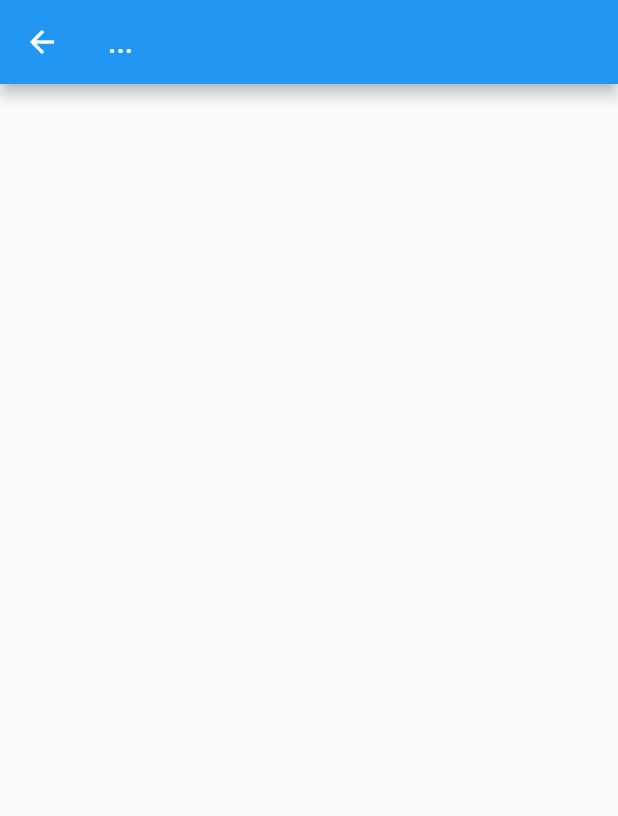
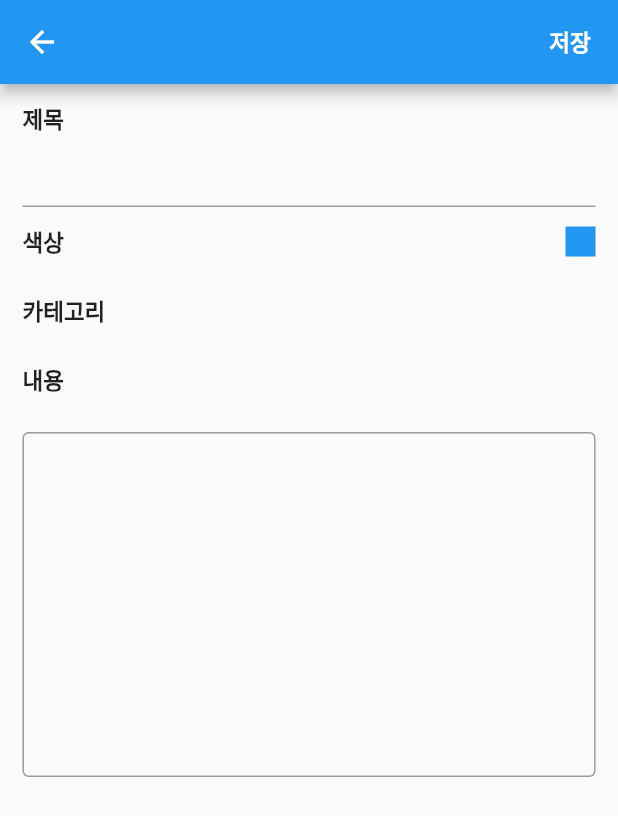
Before and after one commit to SerangMind/flutter_todo, a Flutter app: the screen it shows after launch, after a tap on the "add" icon, on a phone screen of 412 x 824 dp. Shown: the top 816 px of the screen. Run offline on Flutter 3.47's test engine with Material 2 defaults, Android fonts, the phone set to English and light mode, and no system bars.

Commit message:
write page

```diff
--- a/lib/data/todo.dart
+++ b/lib/data/todo.dart
@@ -1,13 +1,12 @@
 class Todo {
 
   String title;
+  int color;
+  String category;
   String memo;
-  String category;
-  int color;
   int done;
   int date;
 
-  Todo( { this.title, this.memo, this.category, this.color, this.done, this.date });
-  // Todo( this.title, this.memo, this.category, this.color, this.done, this.date );
+  Todo( { this.title, this.color, this.category, this.memo, this.done, this.date });
 
 }
--- a/lib/main.dart
+++ b/lib/main.dart
@@ -51,28 +51,28 @@ class _TodoAppState extends State<TodoApp> {
 
     Todo(
       title:    '책 2권 읽기',
+      color:    Colors.cyanAccent.value,
+      category: '독서',
       memo:     '부의 추월차선 읽기',
-      color:    Colors.cyanAccent.value,
       done:     0,
-      category: '독서',
       date:     20211225
     ),
 
     Todo(
       title:    '헬스 2시간',
+      color:    Colors.pinkAccent.value,
+      category: '헬스',
       memo:     '어깨운동',
-      color:    Colors.pinkAccent.value,
       done:     0,
-      category: '헬스',
       date:     20211225
     ),
 
     Todo(
       title:    '강의듣기',
+      color:    Colors.greenAccent.value,
+      category: '강의',
       memo:     '앱개발 입문강의',
-      color:    Colors.greenAccent.value,
       done:     1,
-      category: '강의',
       date:     20211225
     ),
 
@@ -145,22 +145,38 @@ class _TodoAppState extends State<TodoApp> {
       floatingActionButton: FloatingActionButton(
         child: Icon(Icons.add),
         backgroundColor: Colors.black,
-        onPressed: () {
+        onPressed: () async {
           print( 'floating action button is clicked');
-          Navigator.of(context).push(
+
+          Todo td = await Navigator.of(context).push(
                 MaterialPageRoute(
                   builder: (ctx) => TodoWritePage(
                     todo: Todo(
                       title: '',
+                      color: Colors.blue.value,
                       category: '',
                       memo: '',
                       done: 0,
-                    color: Colors.blue.value,
                       date: Utils.getFormatTime( DateTime.now())
                     )
                   ),
+
                 )
           );
+
+          try {
+
+            setState(() {
+              if ( td.title != null ) {
+                print( '저장완료: $td');
+                todos.add(td);
+              }
+            });
+
+          } catch(e) {
+            print( 'Error: $e' );
+          }
+
 
         }
       ),
--- a/lib/write.dart
+++ b/lib/write.dart
@@ -14,16 +14,138 @@ class TodoWritePage extends StatefulWidget {
 
 class _TodoWritePageState extends State<TodoWritePage> {
 
+  TextEditingController titleController = TextEditingController();
+  TextEditingController memoController = TextEditingController();
+
+  int colorIndex = 0;
+  List<Color> colors = [
+    Color(0xFF80D3F4),
+    Color(0xFFA794FA),
+    Color(0xFFFB91D1),
+    Color(0xFFFB8A94),
+    Color(0xFFF3BD9A),
+    Color(0xFFFFFFFF),
+  ];
+
+  int categoryIndex = 0;
+  List<String> categories = [ '공부', '운동', '게임' ];
+
   @override
   Widget build(BuildContext context) {
     return Scaffold(
+
       appBar: AppBar(
-        title: Text('...'),
+        // title: Text('...'),
         actions: [
+          TextButton(
+            child: Text( '저장', style: TextStyle( fontSize: 15, fontWeight: FontWeight.bold, color: Colors.white ), ),
+            onPressed: () {
+              print( '저장버튼' );
+              widget.todo.title = titleController.text;
+              widget.todo.memo = memoController.text;
 
+              Navigator.of(context).pop( widget.todo );
+            }
+          )
         ],
       ),
 
+      body: ListView.builder(
+        itemCount: 6,
+        itemBuilder: (ctx, idx) {
+
+          if ( idx == 0 ) {
+            return Container(
+              margin: EdgeInsets.fromLTRB( 15, 12, 15, 0 ),
+              child: Text( '제목', style: TextStyle( fontSize: 15, fontWeight: FontWeight.bold ) )
+
+            );
+
+          } else if ( idx == 1 ) {
+            return Container(
+              margin: EdgeInsets.symmetric( horizontal: 15 ),
+              child: TextField(
+                controller: titleController,
+              )
+
+            );
+
+          } else if ( idx == 2 ) {
+            return Container(
+              margin: EdgeInsets.symmetric( vertical: 12, horizontal: 15 ),
+              child: InkWell(
+                child: Row(
+                  mainAxisAlignment: MainAxisAlignment.spaceBetween,
+                  children: [
+                    Text( '색상', style: TextStyle( fontSize: 15, fontWeight: FontWeight.bold ) ),
+                    Container(
+                      width: 20,
+                      height: 20,
+                      color: Color( widget.todo.color )
+                    )
+                  ],
+                ),
+                onTap: () {
+                  colorIndex = ( (colorIndex++) + 1 ) % colors.length;
+                  setState(() {
+                    widget.todo.color = colors[colorIndex].value;
+                  });
+
+                },
+              )
+
+            );
+
+          } else if ( idx == 3 ) {
+            return Container(
+              margin: EdgeInsets.symmetric( vertical: 12, horizontal: 15 ),
+              child: InkWell(
+                child: Row(
+                  mainAxisAlignment: MainAxisAlignment.spaceBetween,
+                  children: [
+                    Text( '카테고리', style: TextStyle( fontSize: 15, fontWeight: FontWeight.bold ) ),
+                    Text( widget.todo.category, style: TextStyle( fontSize: 15, fontWeight: FontWeight.bold ) )
+                  ],
+                ),
+                onTap: () {
+                  categoryIndex = ( ( categoryIndex++ ) + 1 ) % categories.length;
+                  setState(() {
+                    widget.todo.category = categories[categoryIndex];
+                  });
+                },
+
+              ),
+
+            );
+
+          } else if ( idx == 4 ) {
+            return Container(
+              margin: EdgeInsets.symmetric( vertical: 12, horizontal: 15 ),
+              child: Text( '내용', style: TextStyle( fontSize: 15, fontWeight: FontWeight.bold ) )
+
+            );
+
+          } else if ( idx == 5 ) {
+            return Container(
+              margin: EdgeInsets.symmetric( vertical: 12, horizontal: 15 ),
+              child: TextField(
+                controller: memoController,
+                maxLines: 10,
+                minLines: 10,
+                decoration: InputDecoration(
+                  border: OutlineInputBorder( borderSide: BorderSide( color: Colors.black ) ),
+                ),
+              )
+
+            );
+
+          } else {
+            return Container();
+          }
+
+        }
+
+      )
 
     );
   }
```
Also changed, not shown: 1 other file. Lines whose indentation alone changed are shown as unchanged.
